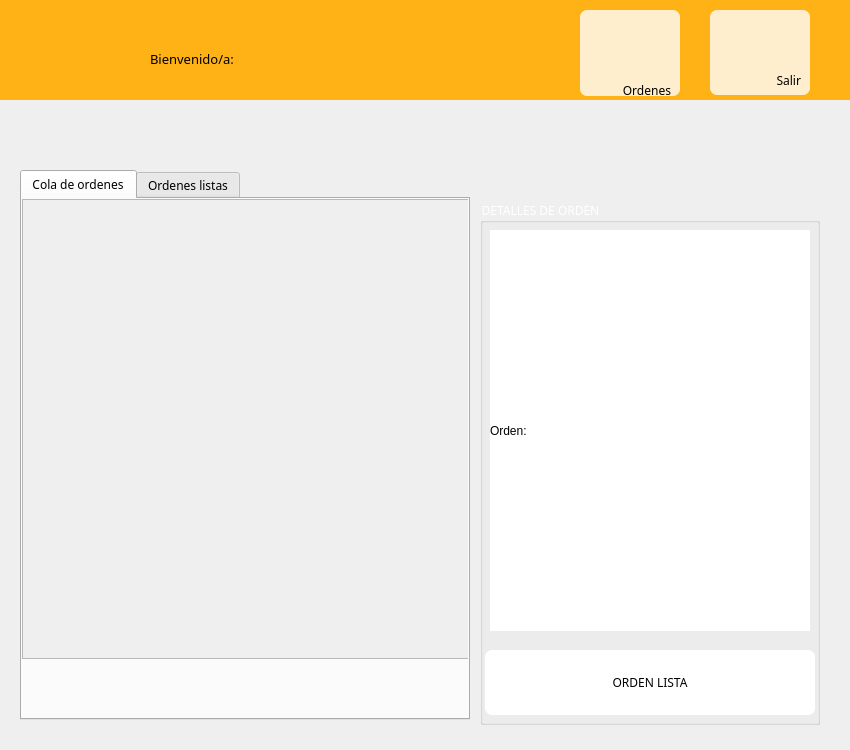
The window that cocinero_menu.ui (DanielPerMon/proyectoSaboreno) describes before a commit, drawn with Qt 5.
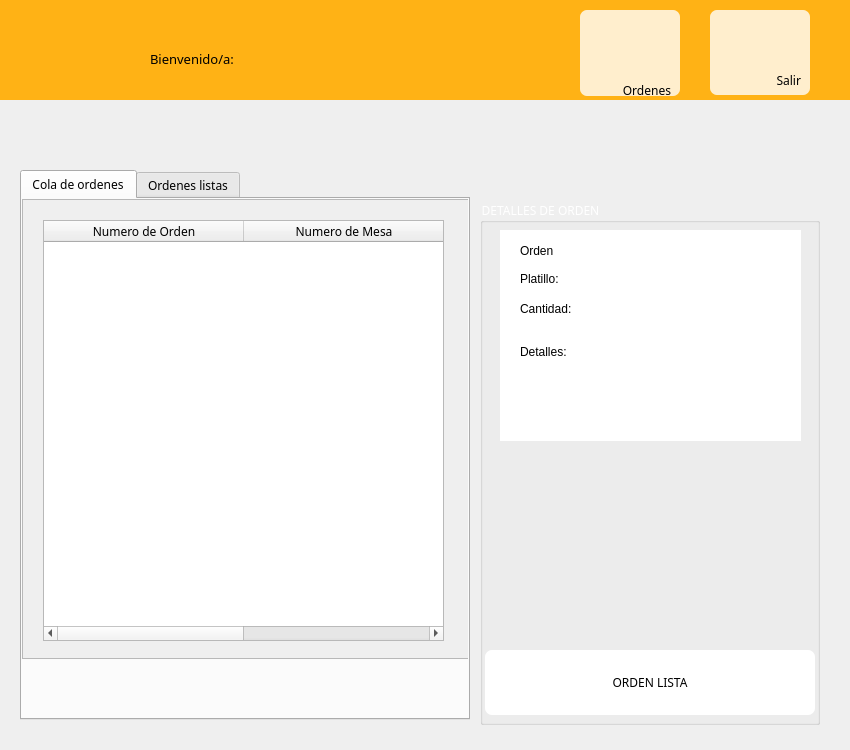
The same window after the commit. The open tabs and pages were chosen to show the change. Icons and pictures are not drawn.

Patch:
```diff
--- a/cocinero_menu.ui
+++ b/cocinero_menu.ui
@@ -242,6 +242,50 @@
         <height>458</height>
        </rect>
       </property>
+      <widget class="QTableWidget" name="orden_tableWidget">
+       <property name="geometry">
+        <rect>
+         <x>20</x>
+         <y>20</y>
+         <width>401</width>
+         <height>421</height>
+        </rect>
+       </property>
+       <property name="cursor" stdset="0">
+        <cursorShape>PointingHandCursor</cursorShape>
+       </property>
+       <property name="selectionBehavior">
+        <enum>QAbstractItemView::SelectRows</enum>
+       </property>
+       <attribute name="horizontalHeaderDefaultSectionSize">
+        <number>200</number>
+       </attribute>
+       <attribute name="verticalHeaderVisible">
+        <bool>false</bool>
+       </attribute>
+       <attribute name="verticalHeaderMinimumSectionSize">
+        <number>50</number>
+       </attribute>
+       <attribute name="verticalHeaderDefaultSectionSize">
+        <number>50</number>
+       </attribute>
+       <column>
+        <property name="text">
+         <string>Numero de Orden</string>
+        </property>
+        <property name="textAlignment">
+         <set>AlignCenter</set>
+        </property>
+       </column>
+       <column>
+        <property name="text">
+         <string>Numero de Mesa</string>
+        </property>
+        <property name="textAlignment">
+         <set>AlignCenter</set>
+        </property>
+       </column>
+      </widget>
      </widget>
     </widget>
    </widget>
@@ -350,20 +394,148 @@
      </size>
     </property>
    </widget>
-   <widget class="QLabel" name="orden">
+   <widget class="QWidget" name="widget" native="true">
     <property name="geometry">
      <rect>
-      <x>10</x>
+      <x>20</x>
       <y>30</y>
-      <width>320</width>
-      <height>401</height>
+      <width>301</width>
+      <height>211</height>
      </rect>
     </property>
     <property name="styleSheet">
      <string notr="true">background-color: rgb(255, 255, 255);</string>
     </property>
+    <widget class="QLabel" name="orden">
+     <property name="geometry">
+      <rect>
+       <x>20</x>
+       <y>0</y>
+       <width>71</width>
+       <height>41</height>
+      </rect>
+     </property>
+     <property name="styleSheet">
+      <string notr="true">background-color: rgb(255, 255, 255);</string>
+     </property>
+     <property name="text">
+      <string>Orden</string>
+     </property>
+    </widget>
+    <widget class="QWidget" name="">
+     <property name="geometry">
+      <rect>
+       <x>20</x>
+       <y>40</y>
+       <width>261</width>
+       <height>18</height>
+      </rect>
+     </property>
+     <layout class="QHBoxLayout" name="horizontalLayout">
+      <item>
+       <widget class="QLabel" name="label_4">
+        <property name="text">
+         <string>Platillo:</string>
+        </property>
+       </widget>
+      </item>
+      <item>
+       <widget class="QLabel" name="nombre_label">
+        <property name="font">
+         <font>
+          <pointsize>10</pointsize>
+          <weight>75</weight>
+          <bold>true</bold>
+         </font>
+        </property>
+        <property name="text">
+         <string/>
+        </property>
+       </widget>
+      </item>
+     </layout>
+    </widget>
+    <widget class="QWidget" name="">
+     <property name="geometry">
+      <rect>
+       <x>20</x>
+       <y>70</y>
+       <width>261</width>
+       <height>18</height>
+      </rect>
+     </property>
+     <layout class="QHBoxLayout" name="horizontalLayout_2">
+      <item>
+       <widget class="QLabel" name="label_5">
+        <property name="text">
+         <string>Cantidad:</string>
+        </property>
+       </widget>
+      </item>
+      <item>
+       <widget class="QLabel" name="cantidad_label">
+        <property name="font">
+         <font>
+          <pointsize>10</pointsize>
+          <weight>75</weight>
+          <bold>true</bold>
+         </font>
+        </property>
+        <property name="text">
+         <string/>
+        </property>
+       </widget>
+      </item>
+     </layout>
+    </widget>
+    <widget class="QWidget" name="">
+     <property name="geometry">
+      <rect>
+       <x>20</x>
+       <y>100</y>
+       <width>261</width>
+       <height>91</height>
+      </rect>
+     </property>
+     <layout class="QVBoxLayout" name="verticalLayout">
+      <item>
+       <widget class="QLabel" name="label_6">
+        <property name="text">
+         <string>Detalles:</string>
+        </property>
+       </widget>
+      </item>
+      <item>
+       <widget class="QLabel" name="detalles_label">
+        <property name="font">
+         <font>
+          <pointsize>10</pointsize>
+          <weight>75</weight>
+          <bold>true</bold>
+         </font>
+        </property>
+        <property name="text">
+         <string/>
+        </property>
+       </widget>
+      </item>
+     </layout>
+    </widget>
+   </widget>
+   <widget class="QLabel" name="foto_label">
+    <property name="geometry">
+     <rect>
+      <x>20</x>
+      <y>260</y>
+      <width>301</width>
+      <height>171</height>
+     </rect>
+    </property>
     <property name="text">
-     <string>Orden:</string>
+     <string/>
+    </property>
+    <property name="scaledContents">
+     <bool>true</bool>
     </property>
    </widget>
   </widget>
```
Left out of the diff: 40 changed lines with no effect on the pictures.
